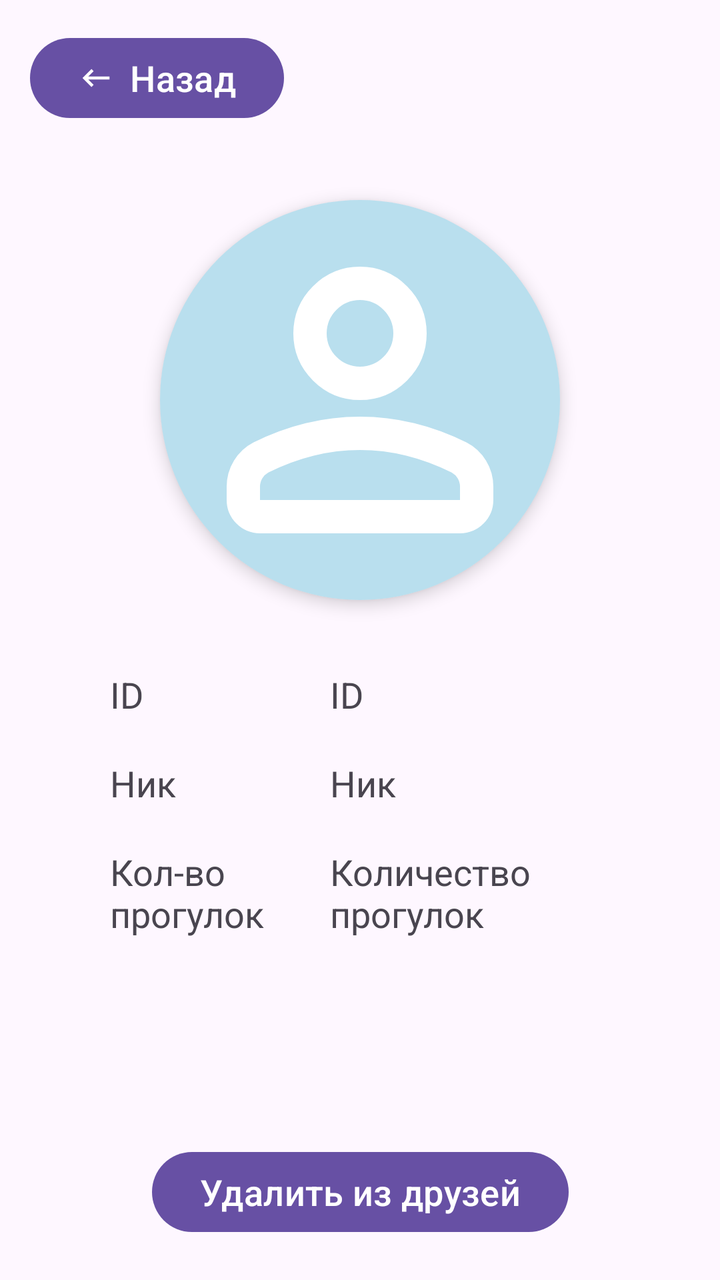
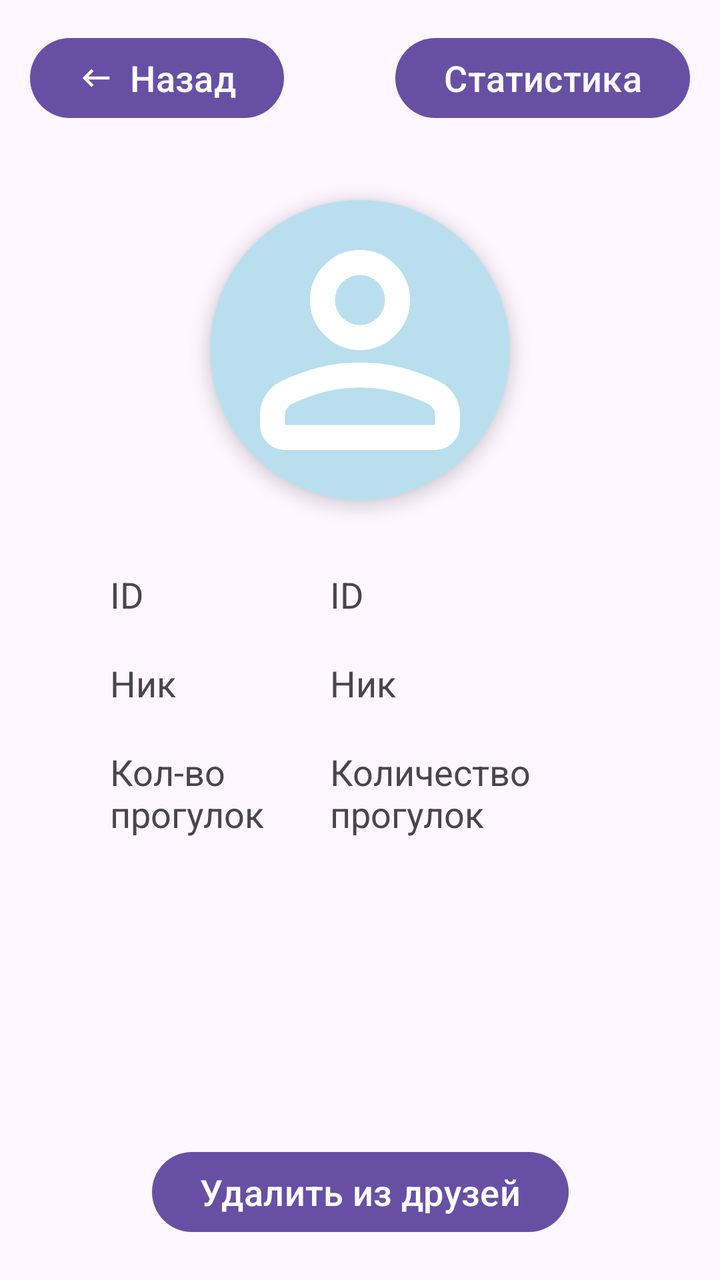

Screens rendered from an Android XML layout before and after an edit, with the pre-edit source and the edit as a unified diff.
<!-- AndroidManifest.xml: application theme Base.Theme.TestMapKit -->
<!-- res/layout/fragment_friend.xml -->
<?xml version="1.0" encoding="utf-8"?>
<androidx.constraintlayout.widget.ConstraintLayout xmlns:android="http://schemas.android.com/apk/res/android"
    xmlns:tools="http://schemas.android.com/tools"
    android:layout_width="match_parent"
    android:layout_height="match_parent"
    xmlns:app="http://schemas.android.com/apk/res-auto"
    tools:context=".fragments.setting.friend.FriendFragment">

    <androidx.constraintlayout.widget.ConstraintLayout
        android:id="@+id/cl_btn_friend"
        android:layout_width="match_parent"
        android:layout_height="wrap_content"
        app:layout_constraintEnd_toEndOf="parent"
        app:layout_constraintStart_toStartOf="parent"
        app:layout_constraintTop_toTopOf="parent"
        android:layout_margin="10dp"
        >
        <com.google.android.material.button.MaterialButton
            android:id="@+id/btn_back_friend"
            android:layout_width="wrap_content"
            android:layout_height="wrap_content"
            app:icon="@drawable/ic_back"
            app:layout_constraintStart_toStartOf="parent"
            app:layout_constraintTop_toTopOf="parent"
            android:layout_margin="5dp"
            android:text="Назад"
            android:textSize="@dimen/text_normal"
            />

    </androidx.constraintlayout.widget.ConstraintLayout>

    <androidx.cardview.widget.CardView
        android:id="@+id/cv_img_friend"
        android:layout_width="wrap_content"
        android:layout_height="wrap_content"
        app:cardElevation="5dp"
        app:cardCornerRadius="180dp"

        app:layout_constraintEnd_toEndOf="parent"
        app:layout_constraintStart_toStartOf="parent"
        app:layout_constraintTop_toTopOf="parent"
        app:layout_constraintTop_toBottomOf="@id/cl_btn_friend"
        android:layout_margin="100dp">


        <ImageView
            android:id="@+id/img_friend"
            android:layout_width="200dp"
            android:layout_height="200dp"
            android:src="@drawable/ic_profile"
            android:background="@color/light_blue"
            android:contentDescription="User avatar"
            />

    </androidx.cardview.widget.CardView>

    <LinearLayout
        android:id="@+id/ll_friend_detail"
        android:layout_width="match_parent"
        android:layout_height="wrap_content"
        android:orientation="vertical"
        app:layout_constraintEnd_toEndOf="parent"
        app:layout_constraintTop_toBottomOf="@id/cv_img_friend"
        android:layout_margin="20dp">

        <LinearLayout
            android:id="@+id/ll_user_id"
            android:layout_width="match_parent"
            android:layout_height="wrap_content"
            android:orientation="horizontal"
            android:layout_marginTop="10dp"
            android:layout_marginEnd="30dp"
            android:layout_marginStart="30dp">

            <TextView
                android:layout_width="@dimen/text_view_width_normal"
                android:layout_height="match_parent"
                android:layout_margin="5dp"
                android:textSize="@dimen/text_normal"
                android:text="ID"
                android:gravity="center_vertical"/>

            <TextView
                android:id="@+id/tv_user_id"
                android:layout_width="match_parent"
                android:layout_height="match_parent"
                android:layout_margin="5dp"
                android:textSize="@dimen/text_normal"
                android:text="ID"
                android:gravity="center_vertical"/>

        </LinearLayout>

        <LinearLayout
            android:id="@+id/ll_friend_username"
            android:layout_width="match_parent"
            android:layout_height="wrap_content"
            android:orientation="horizontal"
            android:layout_marginTop="10dp"
            android:layout_marginEnd="30dp"
            android:layout_marginStart="30dp"
            android:visibility="visible"
            >

            <TextView
                android:layout_width="@dimen/text_view_width_normal"
                android:layout_height="match_parent"
                android:layout_margin="5dp"
                android:textSize="@dimen/text_normal"
                android:text="Ник"
                android:gravity="center_vertical" />

            <TextView
                android:id="@+id/tv_friend_username"
                android:layout_width="match_parent"
                android:layout_height="match_parent"
                android:layout_margin="5dp"
                android:textSize="@dimen/text_normal"
                android:text="Ник"
                android:gravity="center_vertical" />

        </LinearLayout>

        <LinearLayout
            android:id="@+id/ll_friend_stat_count"
            android:layout_width="match_parent"
            android:layout_height="wrap_content"
            android:orientation="horizontal"
            android:layout_marginTop="10dp"
            android:layout_marginEnd="30dp"
            android:layout_marginStart="30dp"
            android:visibility="visible"
            >

            <TextView
                android:layout_width="@dimen/text_view_width_normal"
                android:layout_height="match_parent"
                android:layout_margin="5dp"
                android:textSize="@dimen/text_normal"
                android:text="Кол-во прогулок"
                android:gravity="center_vertical" />

            <TextView
                android:id="@+id/tv_friend_stat_count"
                android:layout_width="match_parent"
                android:layout_height="match_parent"
                android:layout_margin="5dp"
                android:textSize="@dimen/text_normal"
                android:text="Количество прогулок"
                android:gravity="center_vertical" />

        </LinearLayout>

    </LinearLayout>

    <androidx.constraintlayout.widget.ConstraintLayout
        android:id="@+id/cl_btn_del_friend"
        android:layout_width="match_parent"
        android:layout_height="wrap_content"
        app:layout_constraintEnd_toEndOf="parent"
        app:layout_constraintStart_toStartOf="parent"
        app:layout_constraintBottom_toBottomOf="parent"
        android:layout_margin="20dp"
        >

        <com.google.android.material.button.MaterialButton
            android:id="@+id/btn_remove_friend"
            android:layout_width="wrap_content"
            android:layout_height="wrap_content"
            app:layout_constraintEnd_toEndOf="parent"
            app:layout_constraintStart_toStartOf="parent"
            app:layout_constraintTop_toTopOf="parent"
            android:text="Удалить из друзей"
            android:textSize="@dimen/text_normal"
            />

    </androidx.constraintlayout.widget.ConstraintLayout>

    <ProgressBar
        android:id="@+id/pb_friend"
        android:layout_width="wrap_content"
        android:layout_height="wrap_content"
        android:layout_gravity="center"
        android:visibility="gone"
        app:layout_constraintBottom_toBottomOf="parent"
        app:layout_constraintEnd_toEndOf="parent"
        app:layout_constraintStart_toStartOf="parent"
        app:layout_constraintTop_toTopOf="parent" />
</androidx.constraintlayout.widget.ConstraintLayout>
<!-- resources referenced by this layout -->
<resources>
  <color name="light_blue">#CCA8D8EA</color>
  <dimen name="text_normal">18sp</dimen>
  <dimen name="text_view_width_normal">100dp</dimen>
  <!-- drawable ic_back (drawable) -->
  <vector xmlns:android="http://schemas.android.com/apk/res/android" android:autoMirrored="true" android:height="24dp" android:tint="#FFFFFF" android:viewportHeight="24" android:viewportWidth="24" android:width="24dp">
        
      <path android:fillColor="@android:color/white" android:pathData="M21,11H6.83l3.58,-3.59L9,6l-6,6 6,6 1.41,-1.41L6.83,13H21z"/>
      
  </vector>
  <!-- drawable ic_profile (drawable) -->
  <vector xmlns:android="http://schemas.android.com/apk/res/android" android:height="24dp" android:tint="#FFFFFF" android:viewportHeight="960" android:viewportWidth="960" android:width="24dp">
        
      <path android:fillColor="@android:color/white" android:pathData="M367,433Q320,386 320,320Q320,254 367,207Q414,160 480,160Q546,160 593,207Q640,254 640,320Q640,386 593,433Q546,480 480,480Q414,480 367,433ZM160,720L160,688Q160,654 177.5,625.5Q195,597 224,582Q286,551 350,535.5Q414,520 480,520Q546,520 610,535.5Q674,551 736,582Q765,597 782.5,625.5Q800,654 800,688L800,720Q800,753 776.5,776.5Q753,800 720,800L240,800Q207,800 183.5,776.5Q160,753 160,720ZM240,720L720,720L720,688Q720,677 714.5,668Q709,659 700,654Q646,627 591,613.5Q536,600 480,600Q424,600 369,613.5Q314,627 260,654Q251,659 245.5,668Q240,677 240,688L240,720ZM536.5,376.5Q560,353 560,320Q560,287 536.5,263.5Q513,240 480,240Q447,240 423.5,263.5Q400,287 400,320Q400,353 423.5,376.5Q447,400 480,400Q513,400 536.5,376.5ZM480,320Q480,320 480,320Q480,320 480,320Q480,320 480,320Q480,320 480,320Q480,320 480,320Q480,320 480,320Q480,320 480,320Q480,320 480,320ZM480,720L480,720Q480,720 480,720Q480,720 480,720Q480,720 480,720Q480,720 480,720Q480,720 480,720Q480,720 480,720Q480,720 480,720Q480,720 480,720L480,720Z"/>
      
  </vector>
  <style name="Base.Theme.TestMapKit" parent="Theme.Material3.DayNight.NoActionBar">
  
      </style>
</resources>

<!-- the commit's change to res/layout/fragment_friend.xml (unified diff, before → after) -->
@@ -27,6 +27,17 @@
             android:textSize="@dimen/text_normal"
             />
 
+        <com.google.android.material.button.MaterialButton
+            android:id="@+id/btn_user_statistic_friend"
+            android:layout_width="wrap_content"
+            android:layout_height="wrap_content"
+            app:layout_constraintEnd_toEndOf="parent"
+            app:layout_constraintTop_toTopOf="parent"
+            app:layout_constraintBottom_toBottomOf="parent"
+            android:layout_margin="5dp"
+            android:text="Статистика"
+            android:textSize="@dimen/text_normal"/>
+
     </androidx.constraintlayout.widget.ConstraintLayout>
 
     <androidx.cardview.widget.CardView
@@ -45,8 +56,8 @@
 
         <ImageView
             android:id="@+id/img_friend"
-            android:layout_width="200dp"
-            android:layout_height="200dp"
+            android:layout_width="@dimen/text_view_width_extra"
+            android:layout_height="@dimen/text_view_width_extra"
             android:src="@drawable/ic_profile"
             android:background="@color/light_blue"
             android:contentDescription="User avatar"
<!-- resource entries referenced after the edit -->
@@ -2,6 +2,7 @@
 <resources>
   <color name="light_blue">#CCA8D8EA</color>
   <dimen name="text_normal">18sp</dimen>
+  <dimen name="text_view_width_extra">150dp</dimen>
   <dimen name="text_view_width_normal">100dp</dimen>
   <!-- drawable ic_back (drawable) -->
   <vector xmlns:android="http://schemas.android.com/apk/res/android" android:autoMirrored="true" android:height="24dp" android:tint="#FFFFFF" android:viewportHeight="24" android:viewportWidth="24" android:width="24dp">
